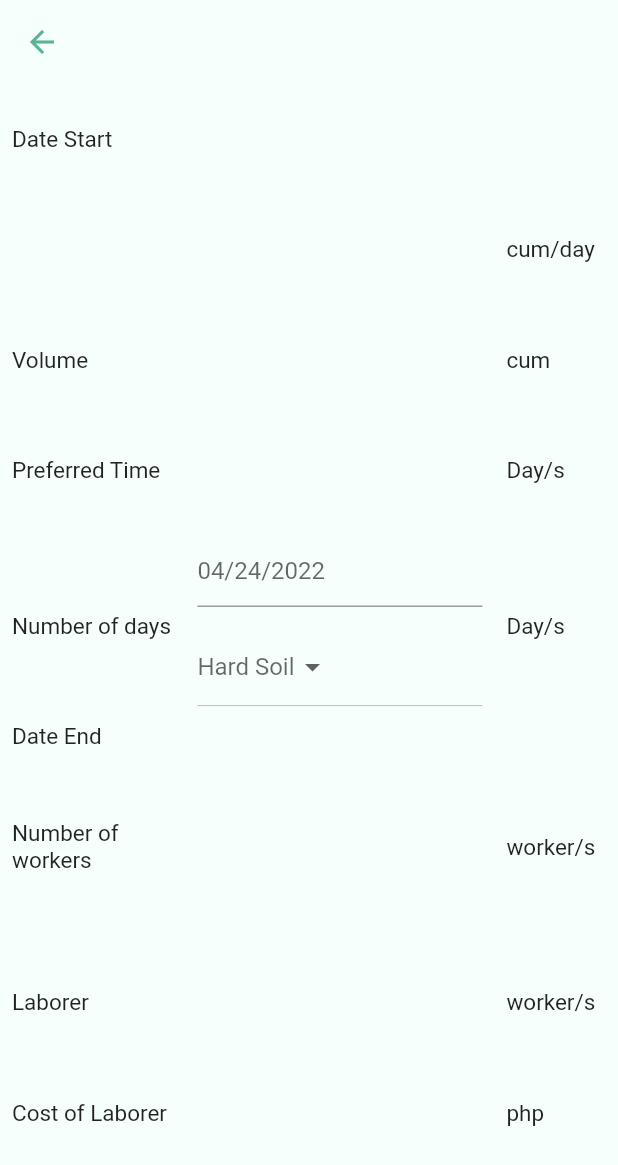
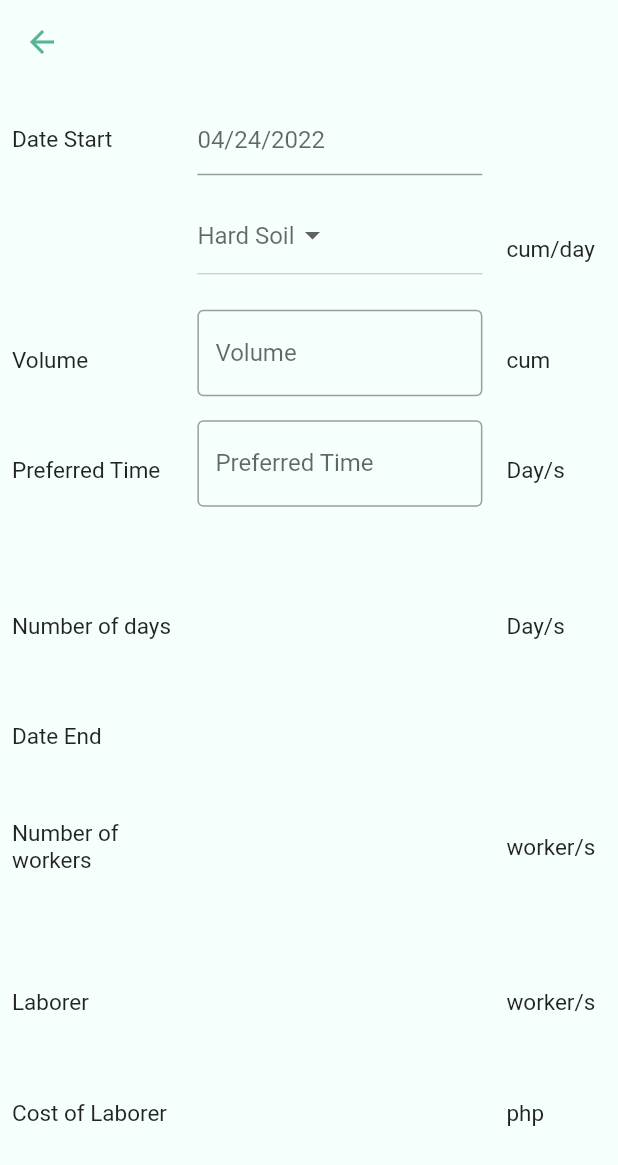
Before and after one commit to CS-JustinDelaRapa/Construction-Worker-Headcount, a Flutter app: the EarthWorksForm screen opened directly with empty values, on a phone screen of 412 x 824 dp. Shown: the top 1165 px of the screen. Run offline on Flutter 3.47's test engine with Material 2 defaults, Android fonts, the phone set to English and light mode, and no system bars; our stand-ins replace flutter_custom_clippers, flutter_switch, shared_preferences; missing offline and left inert: dart:ffi; accounts and stored records are empty.

Commit message:
complete earthwork forms

```diff
--- a/lib/screens/mainProject/structural/forms/earthworkForms.dart
+++ b/lib/screens/mainProject/structural/forms/earthworkForms.dart
@@ -34,6 +34,9 @@ class _EarthWorksFormState extends State<EarthWorksForm> {
     }
   }
 
+  TextEditingController preferredTimeController = TextEditingController();
+  TextEditingController volumeController = TextEditingController();
+
   @override
   Widget build(BuildContext context) {
     return Scaffold(
@@ -44,7 +47,7 @@ class _EarthWorksFormState extends State<EarthWorksForm> {
         child: Column(
           children: [
             Row(
-              mainAxisAlignment: MainAxisAlignment.center,
+              //  mainAxisAlignment: MainAxisAlignment.center,
               children: [
                 Flexible(
                     flex: 3,
@@ -203,7 +206,7 @@ class _EarthWorksFormState extends State<EarthWorksForm> {
                             width: MediaQuery.of(context).size.width * 0.5,
                             height: MediaQuery.of(context).size.height * 0.07,
                             child: DropdownButton(
-                                hint: Text(
+                                hint: const Text(
                                     'Hard Soil'), // Not necessary for Option 1
                                 value: _selectedLocation,
                                 onChanged: (value) {
@@ -213,11 +216,108 @@ class _EarthWorksFormState extends State<EarthWorksForm> {
                                 },
                                 items: _locations.map((location) {
                                   return DropdownMenuItem(
-                                    child: new Text(location),
+                                    child: Text(location),
                                     value: location,
                                   );
                                 }).toList()),
                           ),
+                        ),
+                        Padding(
+                          padding: const EdgeInsets.all(8.0),
+                          child: SizedBox(
+                              width: MediaQuery.of(context).size.width * 0.5,
+                              height: MediaQuery.of(context).size.height * 0.07,
+                              child: Align(
+                                  alignment: Alignment.centerLeft,
+                                  child: CustomWidgets().textFormField_widget(
+                                      'Volume',
+                                      Colors.white,
+                                      0,
+                                      volumeController))),
+                        ),
+                        Padding(
+                          padding: const EdgeInsets.all(8.0),
+                          child: SizedBox(
+                              width: MediaQuery.of(context).size.width * 0.5,
+                              height: MediaQuery.of(context).size.height * 0.07,
+                              child: Align(
+                                  alignment: Alignment.centerLeft,
+                                  child: CustomWidgets().textFormField_widget(
+                                      'Preferred Time',
+                                      Colors.white,
+                                      0,
+                                      preferredTimeController))),
+                        ),
+                        const SizedBox(
+                          height: 30,
+                        ),
+                        Padding(
+                          padding: const EdgeInsets.all(8.0),
+                          child: SizedBox(
+                              width: MediaQuery.of(context).size.width * 0.5,
+                              height: MediaQuery.of(context).size.height * 0.07,
+                              child: const Align(
+                                  alignment: Alignment.centerLeft,
+                                  child: Text(
+                                    '',
+                                    textAlign: TextAlign.left,
+                                    style: TextStyle(fontSize: 15),
+                                  ))),
+                        ),
+                        Padding(
+                          padding: const EdgeInsets.all(8.0),
+                          child: SizedBox(
+                              width: MediaQuery.of(context).size.width * 0.5,
+                              height: MediaQuery.of(context).size.height * 0.07,
+                              child: const Align(
+                                  alignment: Alignment.centerLeft,
+                                  child: Text(
+                                    '',
+                                    textAlign: TextAlign.left,
+                                    style: TextStyle(fontSize: 15),
+                                  ))),
+                        ),
+                        Padding(
+                          padding: const EdgeInsets.all(8.0),
+                          child: SizedBox(
+                              width: MediaQuery.of(context).size.width * 0.5,
+                              height: MediaQuery.of(context).size.height * 0.07,
+                              child: const Align(
+                                  alignment: Alignment.centerLeft,
+                                  child: Text(
+                                    '',
+                                    textAlign: TextAlign.left,
+                                    style: TextStyle(fontSize: 15),
+                                  ))),
+                        ),
+                        const SizedBox(
+                          height: 30,
+                        ),
+                        Padding(
+                          padding: const EdgeInsets.all(8.0),
+                          child: SizedBox(
+                              width: MediaQuery.of(context).size.width * 0.5,
+                              height: MediaQuery.of(context).size.height * 0.07,
+                              child: const Align(
+                                  alignment: Alignment.centerLeft,
+                                  child: Text(
+                                    '',
+                                    textAlign: TextAlign.left,
+                                    style: TextStyle(fontSize: 15),
+                                  ))),
+                        ),
+                        Padding(
+                          padding: const EdgeInsets.all(8.0),
+                          child: SizedBox(
+                              width: MediaQuery.of(context).size.width * 0.5,
+                              height: MediaQuery.of(context).size.height * 0.07,
+                              child: const Align(
+                                  alignment: Alignment.centerLeft,
+                                  child: Text(
+                                    '',
+                                    textAlign: TextAlign.left,
+                                    style: TextStyle(fontSize: 15),
+                                  ))),
                         ),
                       ],
                     )),
```
